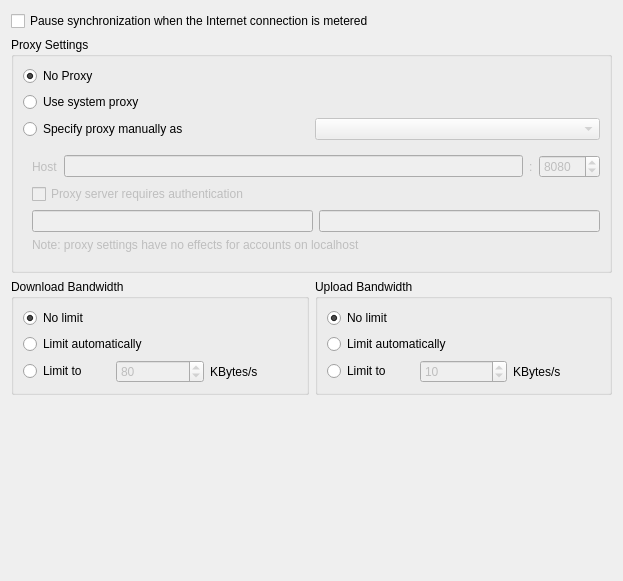
nextcloud/desktop, file src/gui/networksettings.ui: the form before one commit.
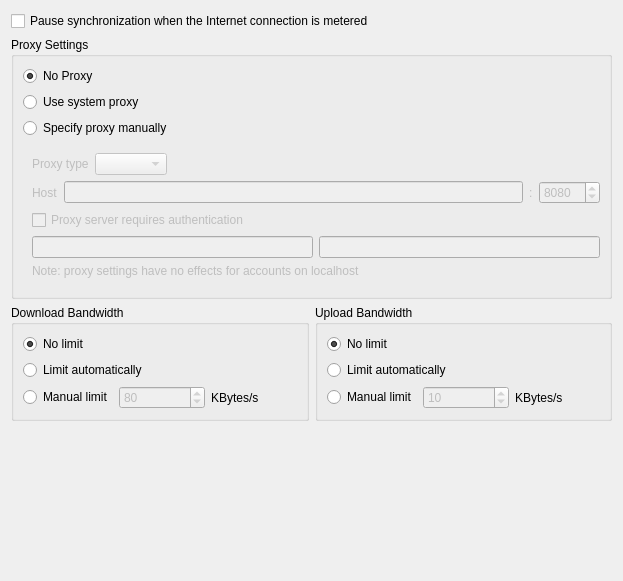
The form after the commit.

Commit message:
Fix accessibility issues in settings tab
- buddies
- accessibility names
- tab order
- fix label text so screen readers produce something useful

Fixes: #11636

What changed in the file:
```diff
--- a/src/gui/networksettings.ui
+++ b/src/gui/networksettings.ui
@@ -54,25 +54,14 @@
        </widget>
       </item>
       <item>
-       <layout class="QHBoxLayout" name="horizontalLayout_3">
-        <item>
-         <widget class="QRadioButton" name="manualProxyRadioButton">
-          <property name="text">
-           <string>Specify proxy manually as</string>
-          </property>
-          <attribute name="buttonGroup">
-           <string notr="true">proxyButtonGroup</string>
-          </attribute>
-         </widget>
-        </item>
-        <item>
-         <widget class="QComboBox" name="typeComboBox">
-          <property name="enabled">
-           <bool>false</bool>
-          </property>
-         </widget>
-        </item>
-       </layout>
+       <widget class="QRadioButton" name="manualProxyRadioButton">
+        <property name="text">
+         <string>Specify proxy manually</string>
+        </property>
+        <attribute name="buttonGroup">
+         <string notr="true">proxyButtonGroup</string>
+        </attribute>
+       </widget>
       </item>
       <item>
        <widget class="QWidget" name="manualSettings" native="true">
@@ -83,6 +72,40 @@
          <property name="rightMargin">
           <number>0</number>
          </property>
+         <item>
+          <layout class="QHBoxLayout" name="horizontalLayout_3">
+           <item>
+            <widget class="QLabel" name="label_2">
+             <property name="text">
+              <string>Proxy type</string>
+             </property>
+             <property name="buddy">
+              <cstring>typeComboBox</cstring>
+             </property>
+            </widget>
+           </item>
+           <item>
+            <widget class="QComboBox" name="typeComboBox">
+             <property name="enabled">
+              <bool>false</bool>
+             </property>
+            </widget>
+           </item>
+           <item>
+            <spacer name="horizontalSpacer">
+             <property name="orientation">
+              <enum>Qt::Horizontal</enum>
+             </property>
+             <property name="sizeHint" stdset="0">
+              <size>
+               <width>40</width>
+               <height>20</height>
+              </size>
+             </property>
+            </spacer>
+           </item>
+          </layout>
+         </item>
          <item>
           <layout class="QHBoxLayout" name="horizontalLayout">
            <item>
@@ -233,7 +256,7 @@
           <item>
            <widget class="QRadioButton" name="downloadLimitRadioButton">
             <property name="text">
-             <string>Limit to</string>
+             <string>Manual limit</string>
             </property>
            </widget>
           </item>
@@ -312,7 +335,7 @@
           <item>
            <widget class="QRadioButton" name="uploadLimitRadioButton">
             <property name="text">
-             <string>Limit to</string>
+             <string>Manual limit</string>
             </property>
            </widget>
           </item>
```
Left out of the diff: 35 changed lines with no effect on the pictures. The commit also changes 2 other files.
